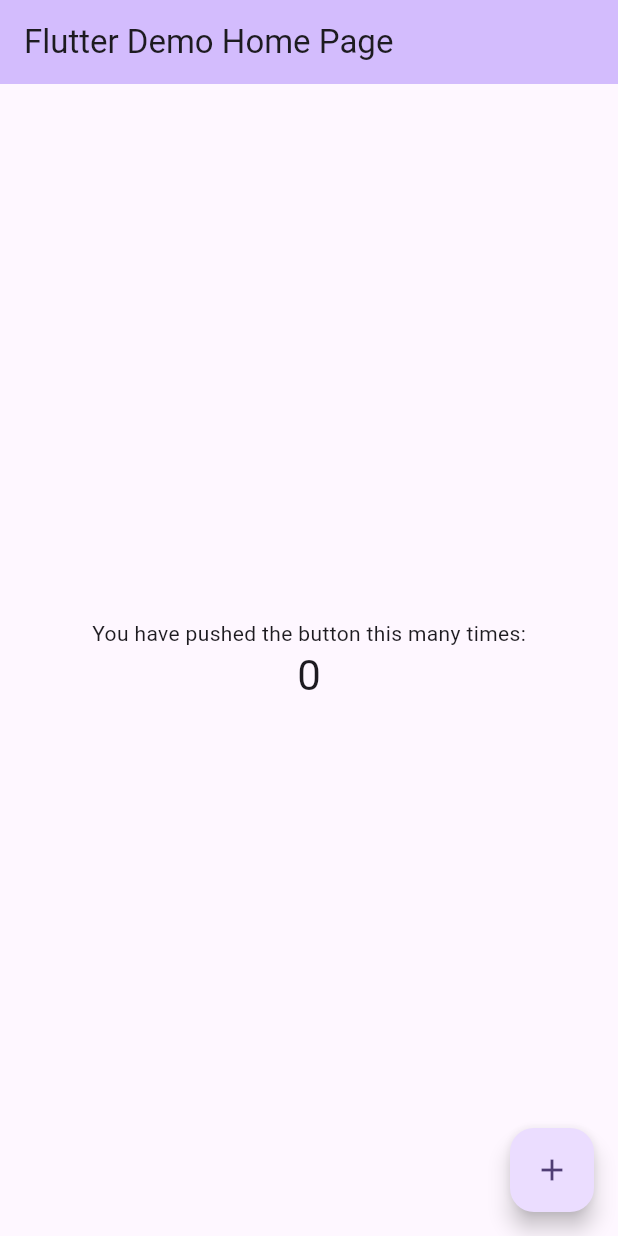
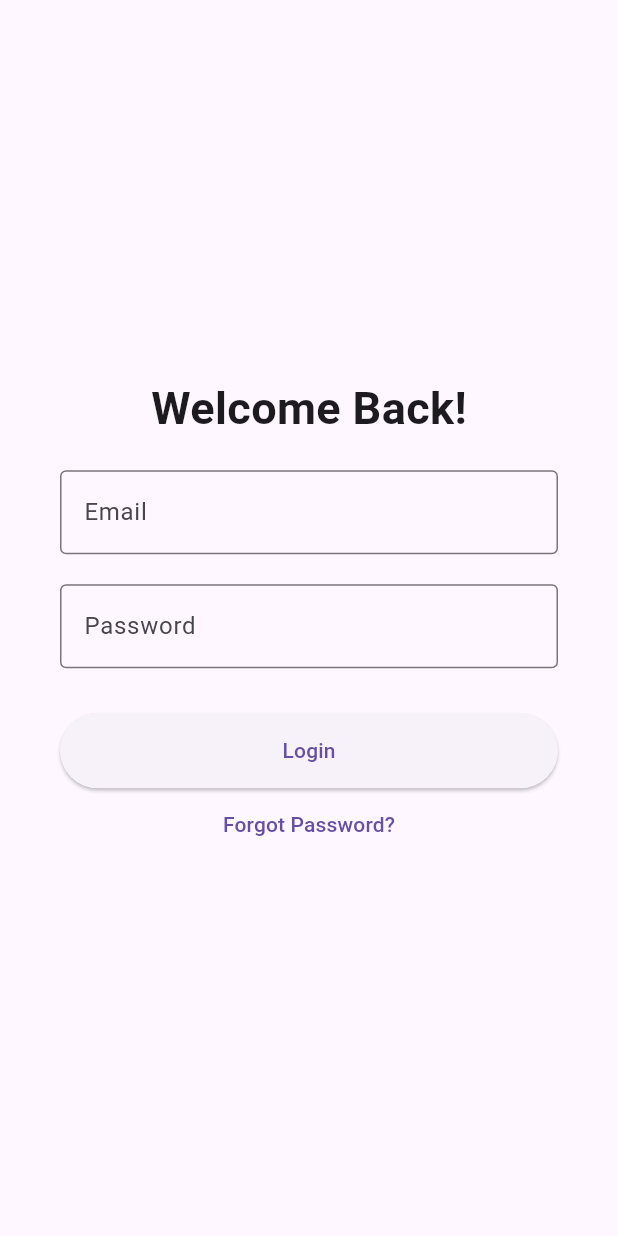
Before and after one commit to musab-sheikh/TaskManager, a Flutter app: the screen it shows after launch, on a phone screen of 412 x 824 dp. Run offline on Flutter 3.47's test engine with Material 3 defaults, Android fonts, the phone set to English and light mode, and no system bars; our stand-ins replace shared_preferences.

Commit message:
half done

```diff
--- /dev/null
+++ b/task_manager/lib/Authentication/auth_service.dart
@@ -0,0 +1,58 @@
+import 'package:http/http.dart' as http;
+import 'dart:convert';
+import 'package:shared_preferences/shared_preferences.dart';
+
+class AuthService {
+  final baseUrl = 'https://reqres.in/api';
+
+  Future<bool> login(String email, String password) async {
+    // Send login request
+    final response = await http.post(
+      Uri.parse('$baseUrl/login'),
+      headers: <String, String>{'Content-Type': 'application/json'},
+      body: jsonEncode({'email': email, 'password': password}),
+    );
+
+    if (response.statusCode == 200) {
+      // Login Successful
+      final prefs = await SharedPreferences.getInstance();
+      await prefs.setString('token', 'sample_token'); // Store a mock token
+      return true;
+    } else {
+      // Login Failed
+      throw Exception('Login failed');
+    }
+  }
+}
+
+// import 'dart:convert';
+// import 'package:http/http.dart' as http;
+
+// class AuthService {
+//   final String _baseUrl = 'reqres.in';
+
+//   // Function to login user
+//   Future<bool> login(String email, String password) async {
+//     final Uri url = Uri.https(_baseUrl, '/api/login');
+//     final response = await http.post(
+//       url,
+//       headers: <String, String>{
+//         'Content-Type': 'application/json; charset=UTF-8',
+//       },
+//       body: jsonEncode(<String, String>{
+//         'email': email,
+//         'password': password,
+//       }),
+//     );
+
+//     if (response.statusCode == 200) {
+//       // Assuming the token or any response that indicates a successful login is returned
+//       // Handle successful authentication here (e.g., store auth token)
+//       return true;
+//     } else {
+//       // Handle error or unsuccessful login
+//       // For simplicity, we're just returning false here
+//       return false;
+//     }
+//   }
+// }
--- /dev/null
+++ b/task_manager/lib/Authentication/user_model.dart
@@ -0,0 +1,11 @@
+class User {
+  String email;
+  String password;
+
+  User({required this.email, required this.password});
+
+  Map<String, dynamic> toJson() => {
+        'email': email,
+        'password': password
+      };
+}
--- /dev/null
+++ b/task_manager/lib/Providers/task_provider.dart
@@ -0,0 +1,29 @@
+import 'package:flutter/foundation.dart';
+import 'package:task_manager/Authentication/local_storage_service.dart';
+import 'package:task_manager/Task_Management/task_model.dart';
+import 'package:task_manager/Task_Management/task_service.dart';
+
+class TaskProvider with ChangeNotifier {
+  List<Task> _tasks = [];
+  final TaskService _taskService = TaskService();
+  final LocalStorageService _localStorageService = LocalStorageService();
+
+  List<Task> get tasks => _tasks;
+
+  TaskProvider() {
+    loadTasks();
+  }
+
+  void fetchTasks(int page) async {
+    _tasks = await _taskService.fetchTasks(page);
+    await _localStorageService.saveTasks(_tasks);
+    notifyListeners();
+  }
+
+  void loadTasks() async {
+    _tasks = await _localStorageService.loadTasks();
+    notifyListeners();
+  }
+
+  // Implement addTask, editTask, deleteTask and make sure to call _localStorageService.saveTasks(_tasks) after updating the list
+}
--- /dev/null
+++ b/task_manager/lib/Task_Management/task_model.dart
@@ -0,0 +1,41 @@
+// class Task {
+//   int id;
+//   String title;
+//   bool isCompleted;
+
+//   Task({required this.id, required this.title, this.isCompleted = false});
+
+//   Map<String, dynamic> toJson() => {
+//     'id': id,
+//     'title': title,
+//     'isCompleted': isCompleted,
+//   };
+
+//   Task.fromJson(Map<String, dynamic> json)
+//     : id = json['id'],
+//       title = json['title'],
+//       isCompleted = json['isCompleted'];
+// }
+
+
+class Task {
+  final int id;
+  final String name;
+  final String job;
+
+  Task({required this.id, required this.name, required this.job});
+
+  factory Task.fromJson(Map<String, dynamic> json) {
+    return Task(
+      id: json['id'],
+      name: json['name'],
+      job: json['job'],
+    );
+  }
+
+  Map<String, dynamic> toJson() => {
+        'id': id,
+        'name': name,
+        'job': job,
+      };
+}
--- /dev/null
+++ b/task_manager/lib/UI/login.dart
@@ -0,0 +1,172 @@
+import 'package:flutter/material.dart';
+import 'package:task_manager/Authentication/auth_service.dart';
+import 'package:task_manager/UI/task_screen.dart';
+
+class LoginScreen extends StatefulWidget {
+  @override
+  _LoginScreenState createState() => _LoginScreenState();
+}
+
+class _LoginScreenState extends State<LoginScreen> {
+  final _emailController = TextEditingController();
+  final _passwordController = TextEditingController();
+  bool _isLoading = false; // Add a loading indicator
+
+  @override
+  Widget build(BuildContext context) {
+    return Scaffold(
+      body: SafeArea(
+        child: Container(
+          padding: EdgeInsets.symmetric(horizontal: 40),
+          child: Column(
+            mainAxisAlignment: MainAxisAlignment.center,
+            children: [
+              Text(
+                'Welcome Back!',
+                style: TextStyle(
+                  fontSize: 30,
+                  fontWeight: FontWeight.bold,
+                ),
+              ),
+              SizedBox(height: 20),
+              TextFormField(
+                controller: _emailController,
+                decoration: InputDecoration(
+                  labelText: 'Email',
+                  border: OutlineInputBorder(),
+                ),
+              ),
+              SizedBox(height: 20),
+              TextFormField(
+                controller: _passwordController,
+                obscureText: true,
+                decoration: InputDecoration(
+                  labelText: 'Password',
+                  border: OutlineInputBorder(),
+                ),
+              ),
+              SizedBox(height: 30),
+              ElevatedButton(
+                onPressed: _isLoading ? null : _handleLogin, // Disable button during loading
+                style: ElevatedButton.styleFrom(
+                  minimumSize: Size(double.infinity, 50),
+                ),
+                child: _isLoading
+                  ? CircularProgressIndicator(color: Colors.white)
+                  : Text('Login'),
+              ),
+              TextButton(
+                onPressed: () {},
+                child: Text('Forgot Password?'),
+              ),
+            ],
+          ),
+        ),
+      ),
+    );
+  }
+
+  void _handleLogin() async {
+    setState(() {
+      _isLoading = true; // Show loading indicator
+    });
+
+    try {
+      bool success = await AuthService().login(_emailController.text, _passwordController.text);
+      if (success) {
+          print('Chal gya');
+        Navigator.pushReplacement(context, MaterialPageRoute(builder: (context) => TaskScreen()));
+      } else {
+        ScaffoldMessenger.of(context).showSnackBar(
+            SnackBar(content: Text('Login Failed')));
+      }
+    } catch (e) {
+      ScaffoldMessenger.of(context).showSnackBar(
+          SnackBar(content: Text('An error occurred: $e')));
+    } finally {
+      setState(() {
+        _isLoading = false; // Hide loading indicator
+      });
+    }
+  }
+}
+
+// import 'package:flutter/material.dart';
+// import 'package:task_manager/Authentication/auth_service.dart';
+// import 'package:task_manager/UI/task_screen.dart';
+
+// class LoginScreen extends StatefulWidget {
+//   @override
+//   _LoginScreenState createState() => _LoginScreenState();
+// }
+
+// class _LoginScreenState extends State<LoginScreen> {
+//   final _emailController = TextEditingController();
+//   final _passwordController = TextEditingController();
+//   final AuthService _authService = AuthService();
+
+//   void _login() async {
+//     final email = _emailController.text;
+//     final password = _passwordController.text;
+
+//     final bool loggedIn = await _authService.login(email, password);
+
+//     if (loggedIn) {
+//       // Navigate to your app's home screen or dashboard
+//   // Replaces the current screen in the navigator with LoginScreen.
+//   print('lol');
+//   Navigator.pushReplacement(
+//     context,
+//     MaterialPageRoute(builder: (context) => TaskScreen()),
+//   );    } else {
+//       // Show error message
+//       showDialog(
+//         context: context,
+//         builder: (BuildContext context) {
+//           return AlertDialog(
+//             title: Text('Login Failed'),
+//             content: Text('Invalid email or password.'),
+//             actions: <Widget>[
+//               TextButton(
+//                 child: Text('Close'),
+//                 onPressed: () {
+//                   Navigator.of(context).pop();
+//                 },
+//               ),
+//             ],
+//           );
+//         },
+//       );
+//     }
+//   }
+
+//   @override
+//   Widget build(BuildContext context) {
+//     return Scaffold(
+//       appBar: AppBar(title: Text('Login')),
+//       body: Padding(
+//         padding: EdgeInsets.all(16.0),
+//         child: Column(
+//           mainAxisAlignment: MainAxisAlignment.center,
+//           children: <Widget>[
+//             TextField(
+//               controller: _emailController,
+//               decoration: InputDecoration(labelText: 'Email'),
+//               keyboardType: TextInputType.emailAddress,
+//             ),
+//             TextField(
+//               controller: _passwordController,
+//               decoration: InputDecoration(labelText: 'Password'),
+//               obscureText: true,
+//             ),
+//             SizedBox(height: 20),
+//             ElevatedButton(
+//               onPressed: _login,
+//               child: Text('Login'),
+//             ),
+//           ],
+//         ),
+//       ),
+//     );
+//   }
+// }
--- a/task_manager/lib/main.dart
+++ b/task_manager/lib/main.dart
@@ -1,125 +1,23 @@
 import 'package:flutter/material.dart';
+import 'package:provider/provider.dart';
+import 'package:task_manager/Providers/task_provider.dart';
+import 'package:task_manager/UI/login.dart';
 
 void main() {
-  runApp(const MyApp());
+  runApp(MyApp());
 }
 
 class MyApp extends StatelessWidget {
-  const MyApp({super.key});
-
-  // This widget is the root of your application.
   @override
   Widget build(BuildContext context) {
-    return MaterialApp(
-      title: 'Flutter Demo',
-      theme: ThemeData(
-        // This is the theme of your application.
-        //
-        // TRY THIS: Try running your application with "flutter run". You'll see
-        // the application has a purple toolbar. Then, without quitting the app,
-        // try changing the seedColor in the colorScheme below to Colors.green
-        // and then invoke "hot reload" (save your changes or press the "hot
-        // reload" button in a Flutter-supported IDE, or press "r" if you used
-        // the command line to start the app).
-        //
-        // Notice that the counter didn't reset back to zero; the application
-        // state is not lost during the reload. To reset the state, use hot
-        // restart instead.
-        //
-        // This works for code too, not just values: Most code changes can be
-        // tested with just a hot reload.
-        colorScheme: ColorScheme.fromSeed(seedColor: Colors.deepPurple),
-        useMaterial3: true,
+    return MultiProvider(
+      providers: [
+        ChangeNotifierProvider(create: (context) => TaskProvider()),
+      ],
+      child: MaterialApp(
+        title: 'Task Manager App',
+        home: LoginScreen(),
       ),
-      home: const MyHomePage(title: 'Flutter Demo Home Page'),
     );
   }
 }
-
-class MyHomePage extends StatefulWidget {
-  const MyHomePage({super.key, required this.title});
-
-  // This widget is the home page of your application. It is stateful, meaning
-  // that it has a State object (defined below) that contains fields that affect
-  // how it looks.
-
-  // This class is the configuration for the state. It holds the values (in this
-  // case the title) provided by the parent (in this case the App widget) and
-  // used by the build method of the State. Fields in a Widget subclass are
-  // always marked "final".
-
-  final String title;
-
-  @override
-  State<MyHomePage> createState() => _MyHomePageState();
-}
-
-class _MyHomePageState extends State<MyHomePage> {
-  int _counter = 0;
-
-  void _incrementCounter() {
-    setState(() {
-      // This call to setState tells the Flutter framework that something has
-      // changed in this State, which causes it to rerun the build method below
-      // so that the display can reflect the updated values. If we changed
-      // _counter without calling setState(), then the build method would not be
-      // called again, and so nothing would appear to happen.
-      _counter++;
-    });
-  }
-
-  @override
-  Widget build(BuildContext context) {
-    // This method is rerun every time setState is called, for instance as done
-    // by the _incrementCounter method above.
-    //
-    // The Flutter framework has been optimized to make rerunning build methods
-    // fast, so that you can just rebuild anything that needs updating rather
-    // than having to individually change instances of widgets.
-    return Scaffold(
-      appBar: AppBar(
-        // TRY THIS: Try changing the color here to a specific color (to
-        // Colors.amber, perhaps?) and trigger a hot reload to see the AppBar
-        // change color while the other colors stay the same.
-        backgroundColor: Theme.of(context).colorScheme.inversePrimary,
-        // Here we take the value from the MyHomePage object that was created by
-        // the App.build method, and use it to set our appbar title.
-        title: Text(widget.title),
-      ),
-      body: Center(
-        // Center is a layout widget. It takes a single child and positions it
-        // in the middle of the parent.
-        child: Column(
-          // Column is also a layout widget. It takes a list of children and
-          // arranges them vertically. By default, it sizes itself to fit its
-          // children horizontally, and tries to be as tall as its parent.
-          //
-          // Column has various properties to control how it sizes itself and
-          // how it positions its children. Here we use mainAxisAlignment to
-          // center the children vertically; the main axis here is the vertical
-          // axis because Columns are vertical (the cross axis would be
-          // horizontal).
-          //
-          // TRY THIS: Invoke "debug painting" (choose the "Toggle Debug Paint"
-          // action in the IDE, or press "p" in the console), to see the
-          // wireframe for each widget.
-          mainAxisAlignment: MainAxisAlignment.center,
-          children: <Widget>[
-            const Text(
-              'You have pushed the button this many times:',
-            ),
-            Text(
-              '$_counter',
-              style: Theme.of(context).textTheme.headlineMedium,
-            ),
-          ],
-        ),
-      ),
-      floatingActionButton: FloatingActionButton(
-        onPressed: _incrementCounter,
-        tooltip: 'Increment',
-        child: const Icon(Icons.add),
-      ), // This trailing comma makes auto-formatting nicer for build methods.
-    );
-  }
-}
--- a/task_manager/pubspec.yaml
+++ b/task_manager/pubspec.yaml
@@ -35,6 +35,9 @@ dependencies:
   # The following adds the Cupertino Icons font to your application.
   # Use with the CupertinoIcons class for iOS style icons.
   cupertino_icons: ^1.0.2
+  shared_preferences: ^2.2.2
+  http: ^1.2.0
+  provider: ^6.1.2
 
 dev_dependencies:
   flutter_test:
```
Also changed, not shown: task_manager/lib/Authentication/local_storage_service.dart (added, +34 -0 lines), task_manager/lib/Task_Management/task_service.dart (added, +130 -0 lines), task_manager/lib/UI/task_screen.dart (added, +115 -0 lines), task_manager/pubspec.lock, 1 other file.
